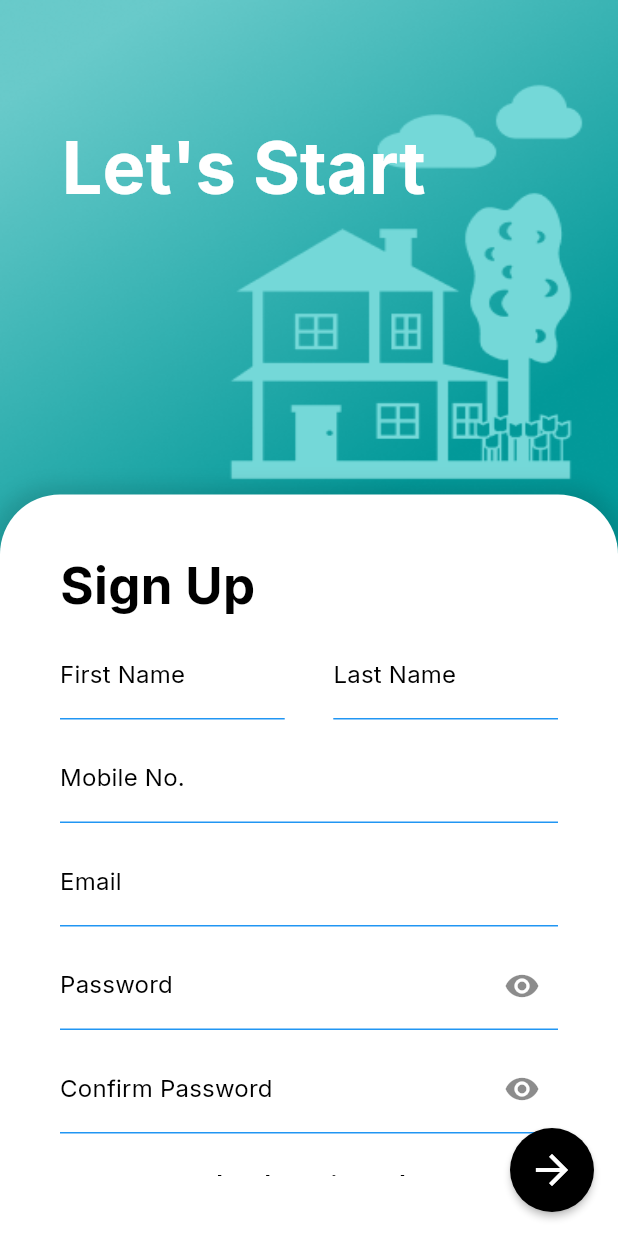
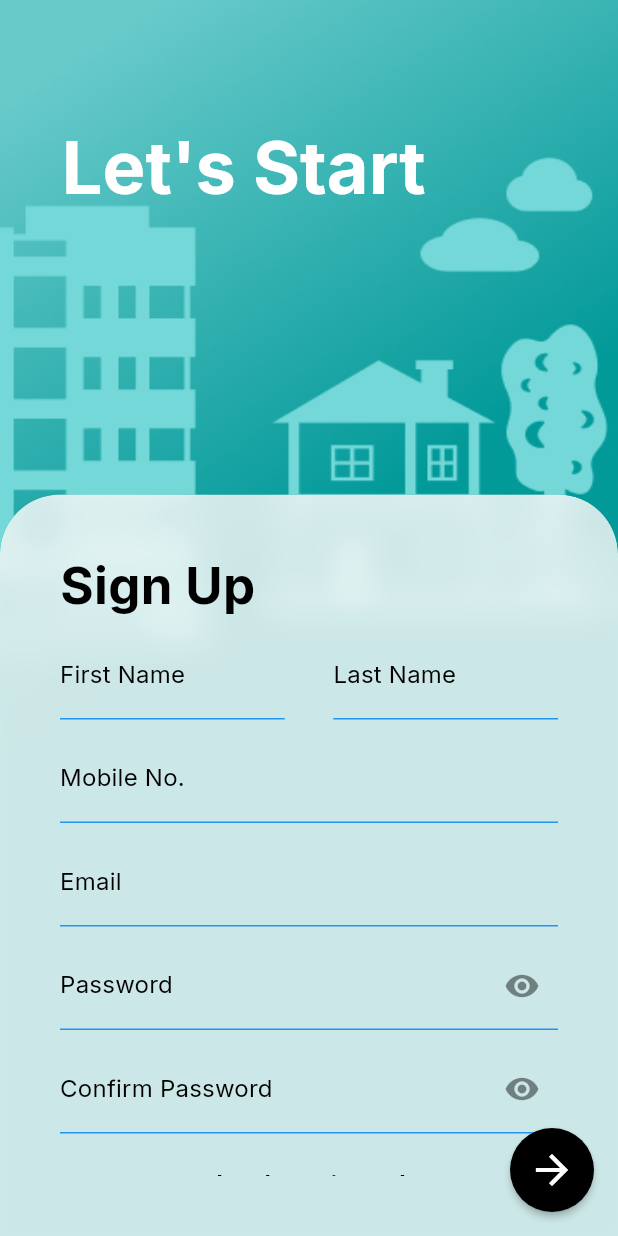
Before and after one commit to A-d-i-b/RentIt-Owner, a Flutter app: the screen it shows after launch, on a phone screen of 412 x 824 dp. Run offline on Flutter 3.47's test engine with Material 2 defaults, Android fonts, the phone set to English and light mode, and no system bars; our stand-ins replace cached_network_image, get, google_fonts, image_picker.

Commit message:
added frosted glass background

```diff
--- a/lib/Screens/sign_up_page.dart
+++ b/lib/Screens/sign_up_page.dart
@@ -1,3 +1,5 @@
+import 'dart:ui';
+
 import 'package:flutter/material.dart';
 import 'package:get/get.dart';
 import 'package:househunt/controllers/sign_up_controller.dart';
@@ -48,16 +50,38 @@ class SignUp extends StatelessWidget {
             bottom: 0,
             left: 0,
             right: 0,
+            child: Stack(
+              children: [
+                SizedBox(
+                  width: Get.width,
+                  height: Get.height * 0.6,
                   child: Container(
-              height: Get.height * 60 / 100,
                     decoration: const BoxDecoration(
-                color: tri,
-                // rounded
+                      // color: Colors.white.withOpacity(0.1),
                       borderRadius: BorderRadius.only(
                         topLeft: Radius.circular(40),
                         topRight: Radius.circular(40),
                       ),
-                boxShadow: [
+                    ),
+                  ),
+                ),
+                ClipRRect(
+                  borderRadius: const BorderRadius.only(
+                    topLeft: Radius.circular(40),
+                    topRight: Radius.circular(40),
+                  ),
+                  child: BackdropFilter(
+                    filter: ImageFilter.blur(sigmaX: 10, sigmaY: 10),
+                    child: Container(
+                      height: Get.height * 60 / 100,
+                      decoration: BoxDecoration(
+                        color: Colors.white.withOpacity(0.8),
+                        // rounded
+                        borderRadius: const BorderRadius.only(
+                          topLeft: Radius.circular(40),
+                          topRight: Radius.circular(40),
+                        ),
+                        boxShadow: const [
                           BoxShadow(
                             color: Colors.black12,
                             blurRadius: 10,
@@ -85,20 +109,23 @@ class SignUp extends StatelessWidget {
                               const SizedBox(height: 10),
                               // name field
                               Row(
-                        mainAxisAlignment: MainAxisAlignment.spaceBetween,
+                                mainAxisAlignment:
+                                    MainAxisAlignment.spaceBetween,
                                 children: [
                                   SizedBox(
                                     width: Get.width / 2.75,
                                     child: SignUpPageField(
                                       labelText: 'First Name',
-                              controller: signUpController.firstNameController,
+                                      controller:
+                                          signUpController.firstNameController,
                                     ),
                                   ),
                                   SizedBox(
                                     width: Get.width / 2.75,
                                     child: SignUpPageField(
                                       labelText: 'Last Name',
-                              controller: signUpController.lastNameController,
+                                      controller:
+                                          signUpController.lastNameController,
                                     ),
                                   ),
                                 ],
@@ -116,7 +143,8 @@ class SignUp extends StatelessWidget {
                               ),
                               const SizedBox(height: 10),
                               PasswordField(
-                        passwordController: signUpController.passwordController,
+                                passwordController:
+                                    signUpController.passwordController,
                                 confirmPasswordController:
                                     signUpController.confirmPasswordController,
                               ),
@@ -144,6 +172,10 @@ class SignUp extends StatelessWidget {
                           ),
                         ),
                       ),
+                    ),
+                  ),
+                ),
+              ],
             ),
           )
         ],
--- /dev/null
+++ b/lib/controllers/otp_controller.dart
@@ -0,0 +1,3 @@
+import 'package:get/get_state_manager/get_state_manager.dart';
+
+class OTPController extends GetxController {}
```
Also changed, not shown: lib/Screens/otp_screen.dart (+32 -0 lines), images/signup-bg.png. Lines whose indentation alone changed are shown as unchanged.
